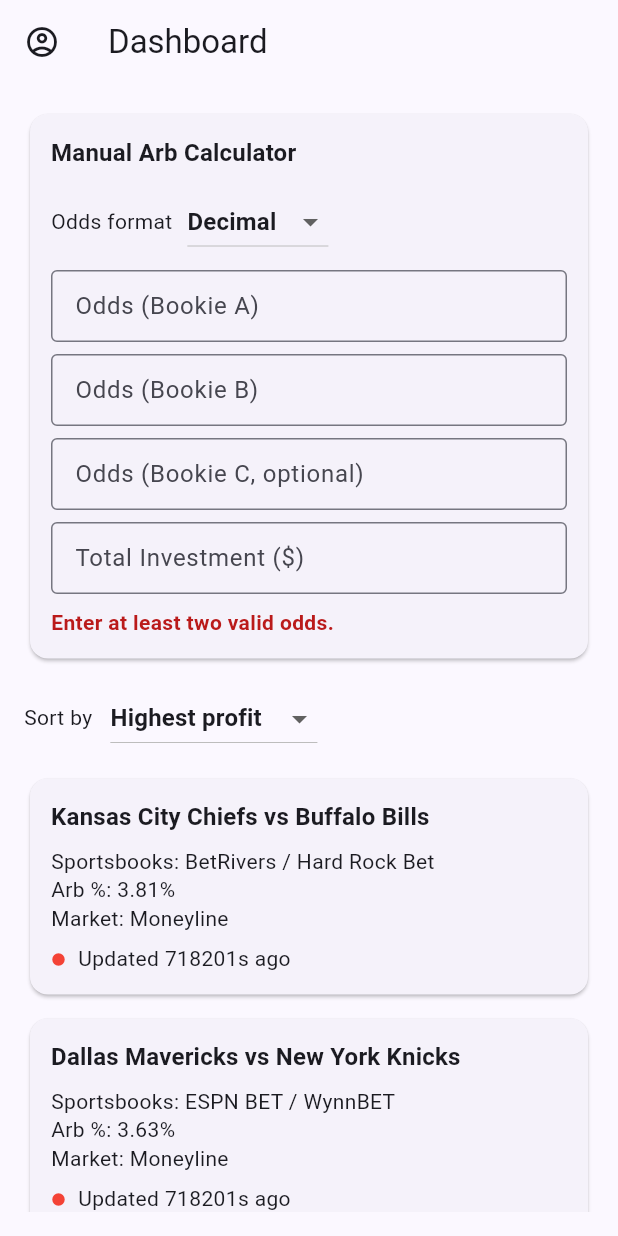
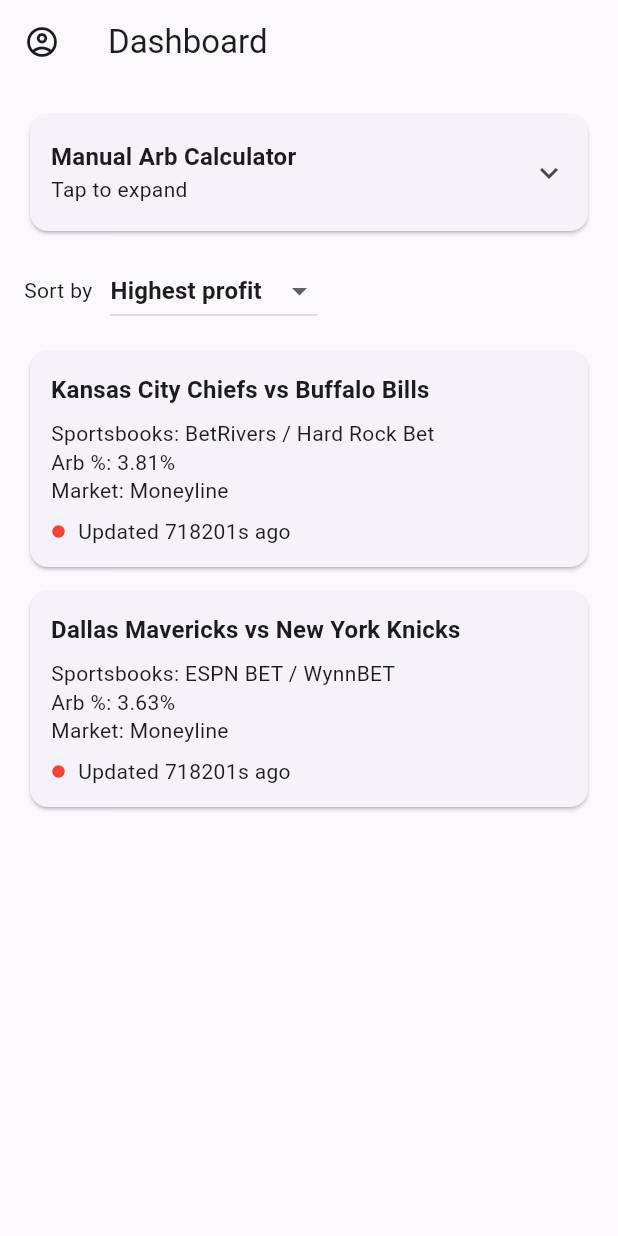
Before and after one commit to Chrisperriello/ArbiTrac, a Flutter app: the DashboardScreen screen opened by its route, on a phone screen of 412 x 824 dp. Run offline on Flutter 3.47's test engine with Material 3 defaults, Android fonts, the phone set to English and light mode, and no system bars; our stand-ins replace decimal, flutter_dotenv, flutter_riverpod, flutter_secure_storage, shared_preferences; missing offline and left inert: rational; accounts and stored records are empty.

Commit message:
This is adding comments and context to the codebsae, also adds the manuel arb card

```diff
--- a/lib/core/config/app_config.dart
+++ b/lib/core/config/app_config.dart
@@ -3,6 +3,7 @@ import 'package:flutter_dotenv/flutter_dotenv.dart';
 class AppConfig {
   static Future<void> load() => dotenv.load(fileName: '.env');
 
+  //Config for getting the api key
   static String get oddsApiKey {
     final key = dotenv.env['ODDS_API_KEY'];
     if (key == null || key.isEmpty || key == 'replace_with_api_key') {
--- a/lib/models/arb_opportunity.dart
+++ b/lib/models/arb_opportunity.dart
@@ -1,5 +1,6 @@
 import 'package:decimal/decimal.dart';
 
+//Class to represent one Arb opporunity
 class ArbOpportunity {
   const ArbOpportunity({
     required this.eventName,
--- a/lib/providers/providers.dart
+++ b/lib/providers/providers.dart
@@ -67,6 +67,7 @@ final manualArbCalculatorProvider =
       final one = Decimal.fromInt(1);
       final zero = Decimal.fromInt(0);
       final hundred = Decimal.fromInt(100);
+      final totalInvestmentInput = ref.watch(manualArbTotalInvestmentProvider);
       final oddsFormat = ref.watch(manualArbOddsFormatProvider);
       final oddsInputs = <String>[
         ref.watch(manualArbOddsAProvider),
@@ -123,7 +124,6 @@ final manualArbCalculatorProvider =
         );
       }
 
-      final totalInvestmentInput = ref.watch(manualArbTotalInvestmentProvider);
       final totalInvestment = _parsePositiveDecimal(totalInvestmentInput);
       if (totalInvestment == null || totalInvestment <= zero) {
         return const ManualArbCalculatorState(
@@ -349,6 +349,8 @@ class _OutcomeQuote {
   final DateTime lastUpdatedAt;
 }
 
+
+//Provider for parseing a string into a postive decimal type
 Decimal? _parsePositiveDecimal(String raw) {
   final trimmed = raw.trim();
   if (trimmed.isEmpty) {
@@ -357,6 +359,7 @@ Decimal? _parsePositiveDecimal(String raw) {
   return Decimal.tryParse(trimmed);
 }
 
+//This is so we have a mainstream way of converting between american and decimal odds
 Decimal? _americanToDecimalOdds({
   required Decimal absoluteOdds,
   required ManualArbAmericanSign sign,
@@ -367,16 +370,21 @@ Decimal? _americanToDecimalOdds({
   if (absoluteOdds <= zero) {
     return null;
   }
+  //Given the sign then we know how to translate it
   if (sign == ManualArbAmericanSign.plus) {
     return one + _toDecimal(absoluteOdds / hundred);
   }
   return one + _toDecimal(hundred / absoluteOdds);
 }
 
+
+//To decimal converter
 Decimal _toDecimal(Rational value) {
   return value.toDecimal(scaleOnInfinitePrecision: 12);
 }
 
+
+//Class for the manual arb calculation
 class ManualArbCalculatorState {
   const ManualArbCalculatorState({this.result, this.errorMessage});
 
@@ -384,6 +392,7 @@ class ManualArbCalculatorState {
   final String? errorMessage;
 }
 
+//Result for the arb calculation
 class ManualArbCalculationResult {
   const ManualArbCalculationResult({
     required this.arbitrageSum,
@@ -402,6 +411,8 @@ class ManualArbCalculationResult {
   final Decimal netProfit;
 }
 
+
+//This is for the recommnedation of what to stake on each
 class ManualArbRecommendedStake {
   const ManualArbRecommendedStake({
     required this.label,
--- a/lib/screens/dashboard_screen.dart
+++ b/lib/screens/dashboard_screen.dart
@@ -190,6 +190,8 @@ class _OpportunityCard extends StatelessWidget {
   }
 }
 
+
+//Formatting function for the
 String _formatDecimal(Decimal value) {
   final source = value.toString();
   final decimalIndex = source.indexOf('.');
--- a/lib/widgets/manual_arb_calculator_card.dart
+++ b/lib/widgets/manual_arb_calculator_card.dart
@@ -4,33 +4,40 @@ import 'package:flutter_riverpod/flutter_riverpod.dart';
 
 import '../providers/providers.dart';
 
+//The card for the manual arb
 class ManualArbCalculatorCard extends ConsumerWidget {
   const ManualArbCalculatorCard({super.key});
 
   @override
   Widget build(BuildContext context, WidgetRef ref) {
+    //Calculator
     final calculatorState = ref.watch(manualArbCalculatorProvider);
+    //result from the calculator
     final result = calculatorState.result;
+    //format the odds
+    final oddsFormat = ref.watch(manualArbOddsFormatProvider);
 
     return Card(
-      child: Padding(
-        padding: const EdgeInsets.all(14),
-        child: Column(
-          crossAxisAlignment: CrossAxisAlignment.start,
-          children: [
-            Text(
+      //Expansion drop down card
+      child: ExpansionTile(
+        initiallyExpanded: false,
+        tilePadding: const EdgeInsets.symmetric(horizontal: 14, vertical: 2),
+        childrenPadding: const EdgeInsets.fromLTRB(14, 0, 14, 14),
+        title: Text(
           'Manual Arb Calculator',
           style: Theme.of(context).textTheme.titleMedium,
         ),
-            const SizedBox(height: 10),
+        subtitle: const Text('Tap to expand'),
+        children: [
+          //This is the drop down formater
           _OddsFormatDropdown(
-              value: ref.watch(manualArbOddsFormatProvider),
+            value: oddsFormat,
             onChanged: (value) =>
                 ref.read(manualArbOddsFormatProvider.notifier).state = value,
           ),
           const SizedBox(height: 8),
-            if (ref.watch(manualArbOddsFormatProvider) ==
-                ManualArbOddsFormat.decimal) ...[
+          //If odds are in decimal then
+          if (oddsFormat == ManualArbOddsFormat.decimal) ...[
             _DecimalInputField(
               label: 'Odds (Bookie A)',
               onChanged: (value) =>
@@ -62,9 +69,9 @@ class ManualArbCalculatorCard extends ConsumerWidget {
             _AmericanOddsInputRow(
               label: 'Bookie B',
               selectedSign: ref.watch(manualArbAmericanSignBProvider),
-                onSignChanged: (value) =>
-                    ref.read(manualArbAmericanSignBProvider.notifier).state =
-                        value,
+              onSignChanged: (value) => {
+                ref.read(manualArbAmericanSignBProvider.notifier).state = value,
+              },
               onOddsChanged: (value) =>
                   ref.read(manualArbOddsBProvider.notifier).state = value,
             ),
@@ -118,14 +125,14 @@ class ManualArbCalculatorCard extends ConsumerWidget {
           ],
         ],
       ),
-      ),
     );
   }
 }
 
+//For the odds formatting
 class _OddsFormatDropdown extends StatelessWidget {
   const _OddsFormatDropdown({required this.value, required this.onChanged});
-
+  //values
   final ManualArbOddsFormat value;
   final ValueChanged<ManualArbOddsFormat> onChanged;
 
```
Also changed, not shown: lib/services/secure_storage_service.dart (+8 -2 lines), 1 other file. Lines whose indentation alone changed are shown as unchanged.
